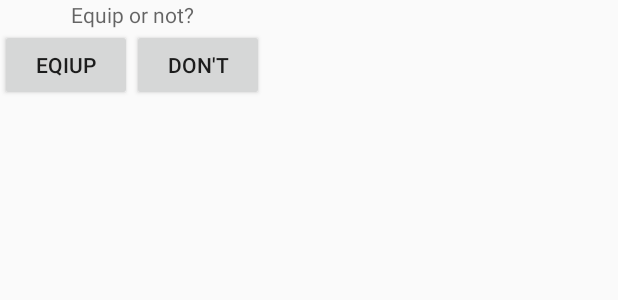
After one commit to OSLL/practice20-dnd-todo, an Android app: the layout dialog_equip.xml on its own in the app's theme, with its tools: preview values and no code run, on a phone screen of 412 x 824 dp. The commit adds this screen. Shown: the top 300 px of the screen. Run offline under Robolectric (Android 15) with nearby library versions, the phone set to English and light mode, and no system bars.

Commit message:
Add dialog (worst way to implement it i guess)

```diff
--- a/app/src/main/res/layout/activity_backpack.xml
+++ b/app/src/main/res/layout/activity_backpack.xml
@@ -21,7 +21,7 @@
             android:layout_marginStart="10dp"
             android:layout_marginTop="10dp"
             android:contentDescription="item1"
-            tools:srcCompat="@tools:sample/avatars" />
+            android:src="@drawable/backpack" />
 
         <ImageView
             android:id="@+id/item2"
--- /dev/null
+++ b/app/src/main/res/layout/dialog_equip.xml
@@ -0,0 +1,42 @@
+<?xml version="1.0" encoding="utf-8"?>
+<androidx.constraintlayout.widget.ConstraintLayout xmlns:android="http://schemas.android.com/apk/res/android"
+    android:layout_width="wrap_content"
+    android:layout_height="wrap_content"
+    xmlns:app="http://schemas.android.com/apk/res-auto"
+    android:orientation="horizontal">
+
+    <TextView
+        android:id="@+id/question"
+        android:layout_width="wrap_content"
+        android:layout_height="wrap_content"
+        android:hint="Equip or not?"
+        app:layout_constraintTop_toTopOf="parent"
+        app:layout_constraintLeft_toLeftOf="parent"
+        app:layout_constraintRight_toRightOf="@id/no"/>
+
+    <Button
+        android:id="@+id/yes"
+        android:layout_width="wrap_content"
+        android:layout_height="wrap_content"
+        app:layout_constraintLeft_toLeftOf="parent"
+        app:layout_constraintTop_toBottomOf="@id/question"
+        android:text="EQIUP"/>
+    <Button
+        android:id="@+id/no"
+        android:layout_width="wrap_content"
+        android:layout_height="wrap_content"
+        app:layout_constraintLeft_toRightOf="@id/yes"
+        app:layout_constraintTop_toBottomOf="@id/question"
+        android:text="DON'T"/>
+
+</androidx.constraintlayout.widget.ConstraintLayout>
+<!--
+<LinearLayout android:layout_height="wrap_content"
+    xmlns:android="http://schemas.android.com/apk/res/android"
+    android:layout_width="wrap_content">
+    <TextView
+        android:layout_width="wrap_content"
+        android:layout_height="wrap_content"
+        android:hint="EQUIP OR NOT?"/>
+</LinearLayout>
+-->
--- a/app/src/main/res/values/styles.xml
+++ b/app/src/main/res/values/styles.xml
@@ -8,4 +8,8 @@
         <item name="colorAccent">@color/colorAccent</item>
     </style>
 
+    <style name="Theme_Dialog" parent="android:Theme.Light">
+        <item name="android:windowNoTitle">true</item>
+        <item name="android:windowBackground">@android:color/transparent</item>
+    </style>
 </resources>
```
Also changed, not shown: app/src/main/java/com/makentoshe/androidgithubcitemplate/BackpackActivity.kt (+12 -0 lines), app/src/main/java/com/makentoshe/androidgithubcitemplate/EquipDialog.kt (added, +39 -0 lines), app/src/main/res/drawable/avatar.png (added), app/src/main/res/drawable/backpack.png (added).
